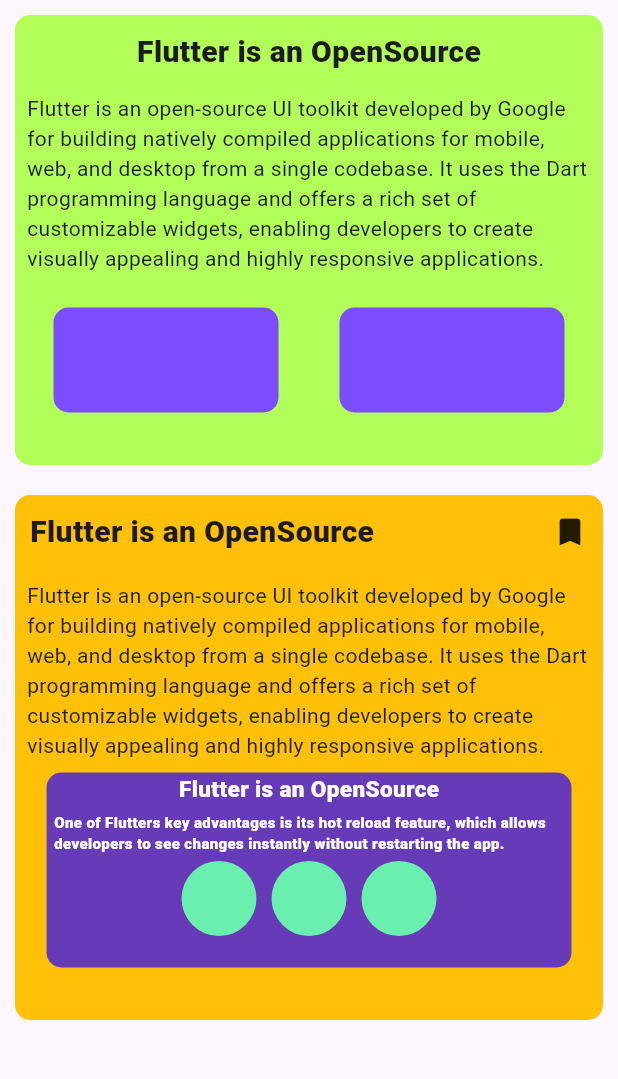
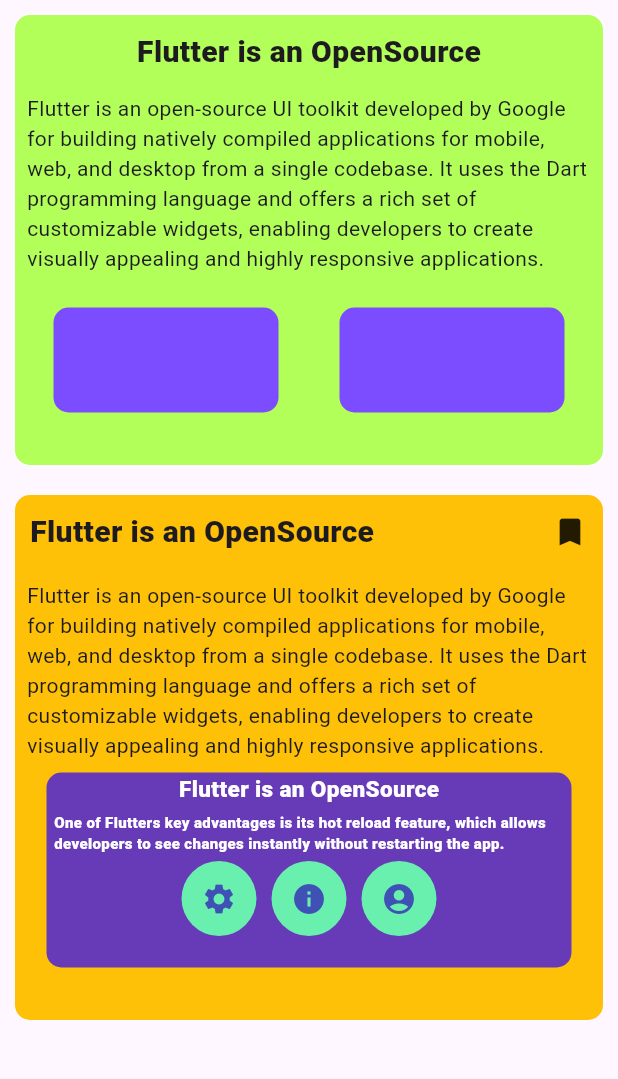
Before and after one commit to DP-Flutter-course/layout-app-2, a Flutter app: the screen it shows after launch, on a phone screen of 412 x 824 dp, the part 84-1163 px from its top. Run offline on Flutter 3.47's test engine with Material 3 defaults, Android fonts, the phone set to English and light mode, and no system bars.

Commit message:
add icons

```diff
--- a/layout_app_2/lib/main.dart
+++ b/layout_app_2/lib/main.dart
@@ -164,6 +164,7 @@
                                     ),
                                     height: 50,
                                     width: 50,
+                                    child: Icon(Icons.settings, color: Colors.indigo,),
                                   ),
                                   SizedBox(width: 10),
                                   Container(
@@ -173,6 +174,7 @@
                                     ),
                                     height: 50,
                                     width: 50,
+                                    child: Icon(Icons.info, color: Colors.indigo,),
                                   ),
                                   SizedBox(width: 10),
                                   Container(
@@ -182,6 +184,7 @@
                                     ),
                                     height: 50,
                                     width: 50,
+                                    child: Icon(Icons.account_circle, color: Colors.indigo,),
                                   ),
                                 ],
                               ),
```
